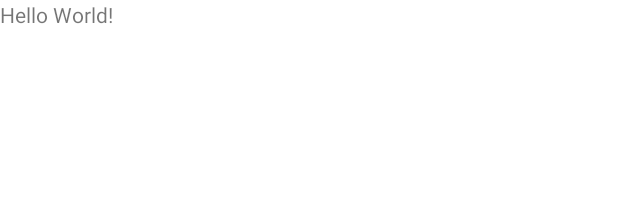
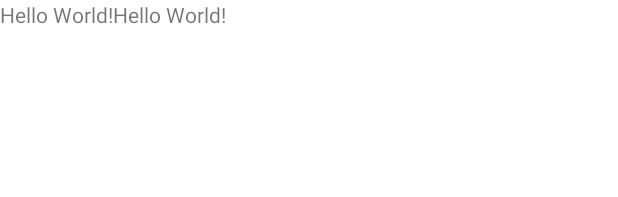
Before and after one commit to Sujitkumarthakur/New_Repo1, an Android app: the layout activity_main.xml on its own in the app's theme, with its tools: preview values and no code run, on a phone screen of 412 x 824 dp. Shown: the top 197 px of the screen. Run offline under Robolectric (Android 15) with nearby library versions, the phone set to English and light mode, and no system bars.

Commit message:
2nd Commit !!

```diff
--- a/app/src/main/res/layout/activity_main.xml
+++ b/app/src/main/res/layout/activity_main.xml
@@ -10,9 +10,12 @@
         android:layout_width="wrap_content"
         android:layout_height="wrap_content"
         android:text="Hello World!"
-        app:layout_constraintBottom_toBottomOf="parent"
-        app:layout_constraintLeft_toLeftOf="parent"
-        app:layout_constraintRight_toRightOf="parent"
-        app:layout_constraintTop_toTopOf="parent" />
+        />
+
+    <TextView
+        android:layout_width="wrap_content"
+        android:layout_height="wrap_content"
+        android:text="Hello World!"
+         />
 
 </LinearLayout>
```
